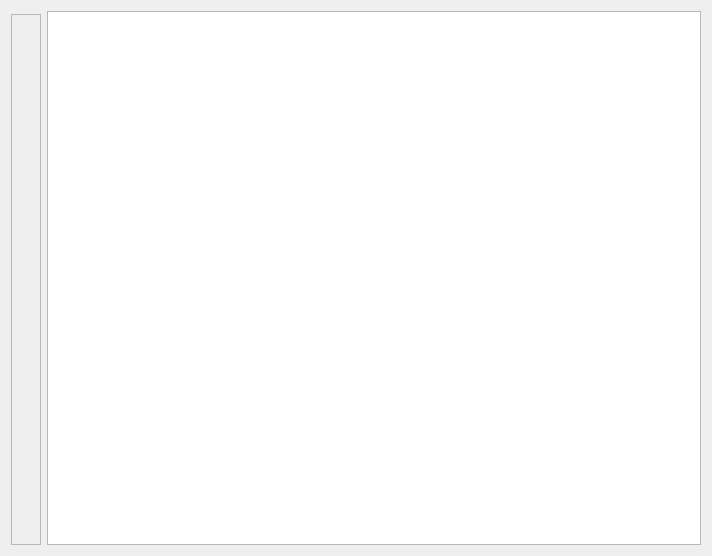
Furgololo1/FC, file texteditor.ui: the form before one commit.
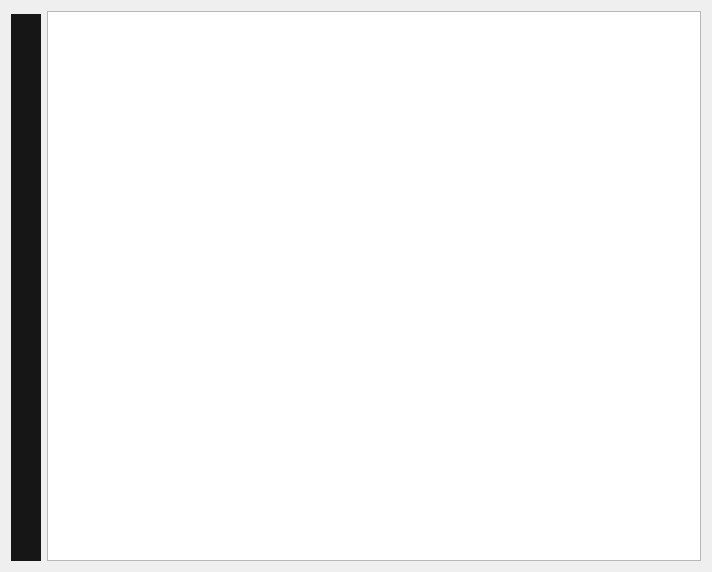
The form after the commit.

Commit message: change editor style and fix weird stylesheet bug with line counter

Diff of the .ui file:
```diff
--- a/texteditor.ui
+++ b/texteditor.ui
@@ -25,11 +25,56 @@
      <item>
       <widget class="QPlainTextEdit" name="editor">
        <property name="sizePolicy">
-        <sizepolicy hsizetype="Expanding" vsizetype="Preferred">
+        <sizepolicy hsizetype="Expanding" vsizetype="Expanding">
          <horstretch>0</horstretch>
          <verstretch>0</verstretch>
         </sizepolicy>
        </property>
+       <property name="minimumSize">
+        <size>
+         <width>0</width>
+         <height>550</height>
+        </size>
+       </property>
+       <property name="styleSheet">
+        <string notr="true">
+QScrollBar:vertical {
+     border: none;
+     background: #262626;
+     width: 15px;
+     margin: 22px 0 22px 0;
+ }
+ QScrollBar::handle:vertical {
+     background: #318AFF;
+     min-height: 20px;
+ }
+ QScrollBar::add-line:vertical {
+     border: 1px solid #318AFF;
+     background: #262626;
+     height: 20px;
+     subcontrol-position: bottom;
+     subcontrol-origin: margin;
+ }
+
+ QScrollBar::sub-line:vertical {
+     border: 1px solid #318AFF;
+     background: #262626;
+     height: 20px;
+     subcontrol-position: top;
+     subcontrol-origin: margin;
+ }
+ QScrollBar::up-arrow:vertical, QScrollBar::down-arrow:vertical {
+     border: 2px solid #262626;
+     width: 3px;
+     height: 3px;
+     background: transparent;
+ }
+
+ QScrollBar::add-page:vertical, QScrollBar::sub-page:vertical {
+     background: none;
+ }
+</string>
+       </property>
       </widget>
      </item>
     </layout>
@@ -45,7 +90,7 @@
      <item>
       <widget class="QScrollArea" name="scrollArea">
        <property name="sizePolicy">
-        <sizepolicy hsizetype="Fixed" vsizetype="Preferred">
+        <sizepolicy hsizetype="Fixed" vsizetype="Expanding">
          <horstretch>0</horstretch>
          <verstretch>0</verstretch>
         </sizepolicy>
@@ -62,6 +107,12 @@
          <height>16777215</height>
         </size>
        </property>
+       <property name="styleSheet">
+        <string notr="true">QScrollArea{
+background-color: #161616;
+border: none;
+}</string>
+       </property>
        <property name="verticalScrollBarPolicy">
         <enum>Qt::ScrollBarAlwaysOff</enum>
        </property>
@@ -76,10 +127,16 @@
          <rect>
           <x>0</x>
           <y>0</y>
-          <width>28</width>
-          <height>532</height>
+          <width>30</width>
+          <height>534</height>
          </rect>
         </property>
+        <property name="styleSheet">
+         <string notr="true">QWidget{
+border: none;
+background-color: #161616;
+}</string>
+        </property>
         <layout class="QVBoxLayout" name="verticalLayout_9">
          <property name="spacing">
           <number>0</number>
```
The commit also changes 5 other files.
